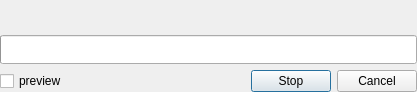
Before: the Qt Designer form software/tulip/designer/QtProgress.ui in vadivelselvaraj/TulipGLImprovement, drawn with Qt 5.
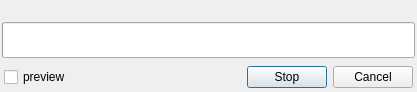
After: the same form once the commit is applied.

```diff
--- a/software/tulip/designer/QtProgress.ui
+++ b/software/tulip/designer/QtProgress.ui
@@ -30,10 +30,18 @@
    </property>
    <item>
     <layout class="QVBoxLayout" >
+     <property name="margin" >
+      <number>2</number>
+     </property>
+     <property name="spacing" >
+      <number>6</number>
+     </property>
      <item>
       <widget class="QLabel" name="comment" >
        <property name="sizePolicy" >
-        <sizepolicy vsizetype="Minimum" hsizetype="Preferred" >
+        <sizepolicy>
+         <hsizetype>0</hsizetype>
+         <vsizetype>0</vsizetype>
          <horstretch>0</horstretch>
          <verstretch>0</verstretch>
         </sizepolicy>
@@ -57,14 +65,25 @@
          <height>32767</height>
         </size>
        </property>
+       <property name="orientation" >
+        <enum>Qt::Horizontal</enum>
+       </property>
       </widget>
      </item>
      <item>
       <layout class="QHBoxLayout" >
+       <property name="margin" >
+        <number>2</number>
+       </property>
+       <property name="spacing" >
+        <number>6</number>
+       </property>
        <item>
         <widget class="QCheckBox" name="preview" >
          <property name="sizePolicy" >
-          <sizepolicy vsizetype="Minimum" hsizetype="Preferred" >
+          <sizepolicy>
+           <hsizetype>0</hsizetype>
+           <vsizetype>0</vsizetype>
            <horstretch>0</horstretch>
            <verstretch>0</verstretch>
           </sizepolicy>
@@ -93,7 +112,9 @@
        <item>
         <widget class="QPushButton" name="pushButton1" >
          <property name="sizePolicy" >
-          <sizepolicy vsizetype="Minimum" hsizetype="Preferred" >
+          <sizepolicy>
+           <hsizetype>0</hsizetype>
+           <vsizetype>0</vsizetype>
            <horstretch>0</horstretch>
            <verstretch>0</verstretch>
           </sizepolicy>
@@ -106,7 +127,9 @@
        <item>
         <widget class="QPushButton" name="pushButton2" >
          <property name="sizePolicy" >
-          <sizepolicy vsizetype="Fixed" hsizetype="Preferred" >
+          <sizepolicy>
+           <hsizetype>0</hsizetype>
+           <vsizetype>0</vsizetype>
            <horstretch>0</horstretch>
            <verstretch>0</verstretch>
           </sizepolicy>
```
Left out of the diff: 15 changed lines with no effect on the pictures.
